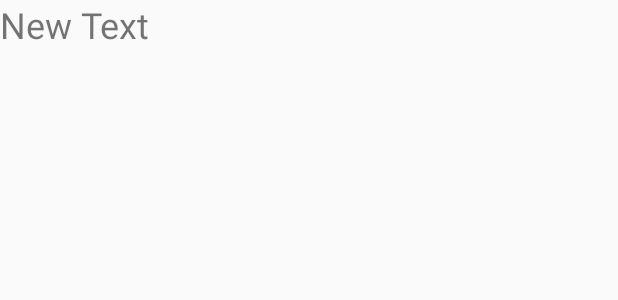
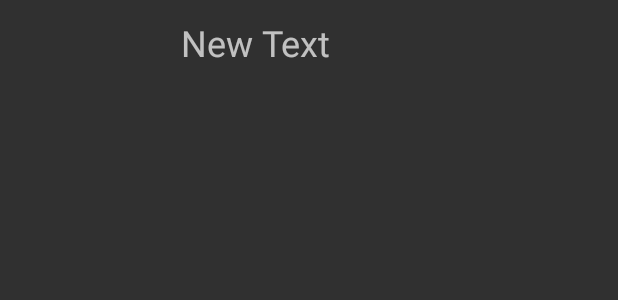
Before and after one commit to manderson727/SmellsLikeBakin, an Android app: the layout list_item.xml on its own in the app's theme, with its tools: preview values and no code run, on a phone screen of 412 x 824 dp. Shown: the top 300 px of the screen. Run offline under Robolectric (Android 15) with nearby library versions, the phone set to English and light mode, and no system bars.

Commit message:
Working example

```diff
--- a/app/src/main/res/layout/list_item.xml
+++ b/app/src/main/res/layout/list_item.xml
@@ -1,5 +1,5 @@
 <?xml version="1.0" encoding="utf-8"?>
-<android.support.constraint.ConstraintLayout
+<LinearLayout
 xmlns:android="http://schemas.android.com/apk/res/android"
 xmlns:app="http://schemas.android.com/apk/res-auto"
 xmlns:tools="http://schemas.android.com/tools"
@@ -10,18 +10,18 @@ android:layout_height="wrap_content">
     <ImageView
         android:id="@+id/itemImage"
         android:layout_width="0dp"
+        android:layout_height="50dp"
+        android:layout_margin="8dp"
         android:layout_weight="1"
-    android:layout_height="50dp"
-    android:scaleType="fitCenter"
-    android:layout_margin="8dp" />
+        android:scaleType="fitCenter" />
 
     <TextView
         android:id="@+id/itemText"
         android:layout_width="0dp"
-    android:layout_weight="3"
         android:layout_height="wrap_content"
         android:layout_margin="12dp"
-    android:textSize="24sp"
-    android:text="New Text" />
+        android:layout_weight="3"
+        android:text="New Text"
+        android:textSize="24sp" />
 
-</android.support.constraint.ConstraintLayout>
+</LinearLayout>
--- a/app/src/main/res/values/styles.xml
+++ b/app/src/main/res/values/styles.xml
@@ -1,7 +1,7 @@
 <resources>
 
     <!-- Base application theme. -->
-    <style name="AppTheme" parent="Theme.AppCompat.Light.DarkActionBar">
+    <style name="AppTheme" parent="Theme.AppCompat">
         <!-- Customize your theme here. -->
         <item name="colorPrimary">@color/colorPrimary</item>
         <item name="colorPrimaryDark">@color/colorPrimaryDark</item>
```
Also changed, not shown: app/src/main/java/com/trale/smellslikebakin/ListFragment.java (+10 -0 lines), app/src/main/res/layout/fragment_list.xml (+7 -9 lines). Lines whose indentation alone changed are shown as unchanged.
